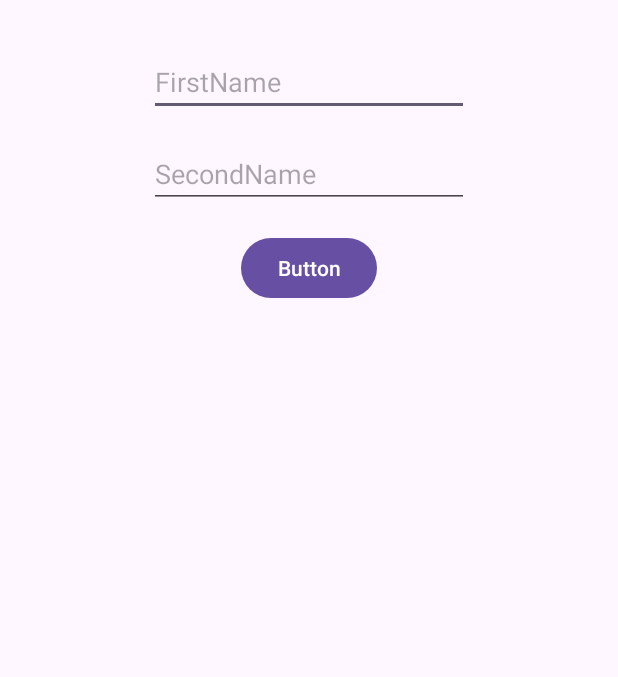
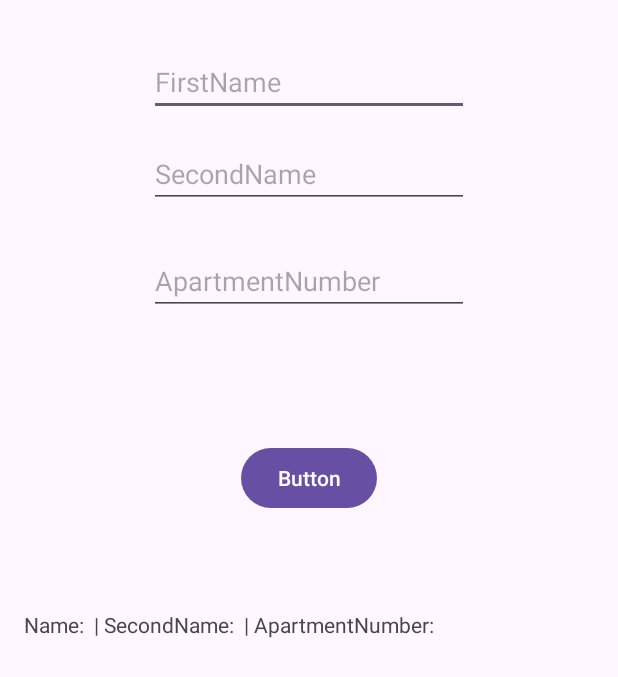
Before and after one commit to Godwill98/Lab6-ViewModel-LiveData, an Android app: the screen it shows after launch (MainActivity), after a tap on "Button", on a phone screen of 412 x 824 dp. Shown: the top 677 px of the screen. Run offline under Robolectric (Android 15) with nearby library versions, the phone set to English and light mode, and no system bars.

Commit message:
second commit

```diff
--- a/app/build.gradle.kts
+++ b/app/build.gradle.kts
@@ -5,12 +5,12 @@ plugins {
 
 android {
     namespace = "com.example.linearandconstrainlayouts"
-    compileSdk = 35
+    compileSdk = 36
 
     defaultConfig {
         applicationId = "com.example.linearandconstrainlayouts"
         minSdk = 24
-        targetSdk = 35
+        targetSdk = 36
         versionCode = 1
         versionName = "1.0"
 
@@ -33,6 +33,10 @@ android {
     kotlinOptions {
         jvmTarget = "11"
     }
+    buildFeatures {
+        viewBinding = true
+    }
+
 }
 
 dependencies {
--- a/app/src/main/AndroidManifest.xml
+++ b/app/src/main/AndroidManifest.xml
@@ -12,6 +12,7 @@
         android:supportsRtl="true"
         android:theme="@style/Theme.LinearandConstrainLayouts"
         tools:targetApi="31">
+
         <activity
             android:name=".MainActivity"
             android:exported="true">
--- a/app/src/main/java/com/example/linearandconstrainlayouts/MainActivity.kt
+++ b/app/src/main/java/com/example/linearandconstrainlayouts/MainActivity.kt
@@ -1,7 +1,9 @@
 package com.example.linearandconstrainlayouts
 
+import android.content.Intent
 import android.os.Bundle
 import android.widget.Button
+import android.widget.EditText
 import android.widget.TextView
 import androidx.activity.enableEdgeToEdge
 import androidx.appcompat.app.AppCompatActivity
@@ -18,15 +20,14 @@ class MainActivity : AppCompatActivity() {
         val textSecondNameInput = findViewById<TextView>(R.id.editTextText3)
         val TextViewOutput = findViewById<TextView>(R.id.textView8)
         val ClickButton = findViewById<Button>(R.id.button9)
+        val ApartmentNo = findViewById<TextView>(R.id.ApartmentNumber)
 
         ClickButton.setOnClickListener {
             val FirstName = textFirstNameInput.text.toString()
             val SecondName = textSecondNameInput.text.toString()
-            TextViewOutput.text = ""
-
-
+            val aprtno = ApartmentNo.text.toString()
+            TextViewOutput.text = "Name: $FirstName | SecondName: $SecondName | ApartmentNumber: $aprtno"
         }
-
 
 
     }
--- a/app/src/main/res/layout/activity_main.xml
+++ b/app/src/main/res/layout/activity_main.xml
@@ -37,7 +37,7 @@
         android:id="@+id/button9"
         android:layout_width="wrap_content"
         android:layout_height="wrap_content"
-        android:layout_marginTop="16dp"
+        android:layout_marginTop="156dp"
         android:text="Button"
         app:layout_constraintEnd_toEndOf="parent"
         app:layout_constraintStart_toStartOf="parent"
@@ -47,8 +47,25 @@
         android:id="@+id/textView8"
         android:layout_width="match_parent"
         android:layout_height="300dp"
-        android:layout_marginTop="16dp"
+        android:layout_marginTop="64dp"
         app:layout_constraintEnd_toEndOf="parent"
+        app:layout_constraintHorizontal_bias="0.0"
         app:layout_constraintStart_toStartOf="parent"
         app:layout_constraintTop_toBottomOf="@+id/button9" />
+
+    <EditText
+        android:id="@+id/ApartmentNumber"
+        android:layout_width="wrap_content"
+        android:layout_height="wrap_content"
+        android:ems="10"
+        android:hint="ApartmentNumber"
+        android:inputType="text"
+        app:layout_constraintBottom_toTopOf="@+id/button9"
+        app:layout_constraintEnd_toEndOf="parent"
+        app:layout_constraintHorizontal_bias="0.502"
+        app:layout_constraintStart_toStartOf="parent"
+        app:layout_constraintTop_toBottomOf="@+id/editTextText3"
+        app:layout_constraintVertical_bias="0.234" />
+
+
 </androidx.constraintlayout.widget.ConstraintLayout>
```
